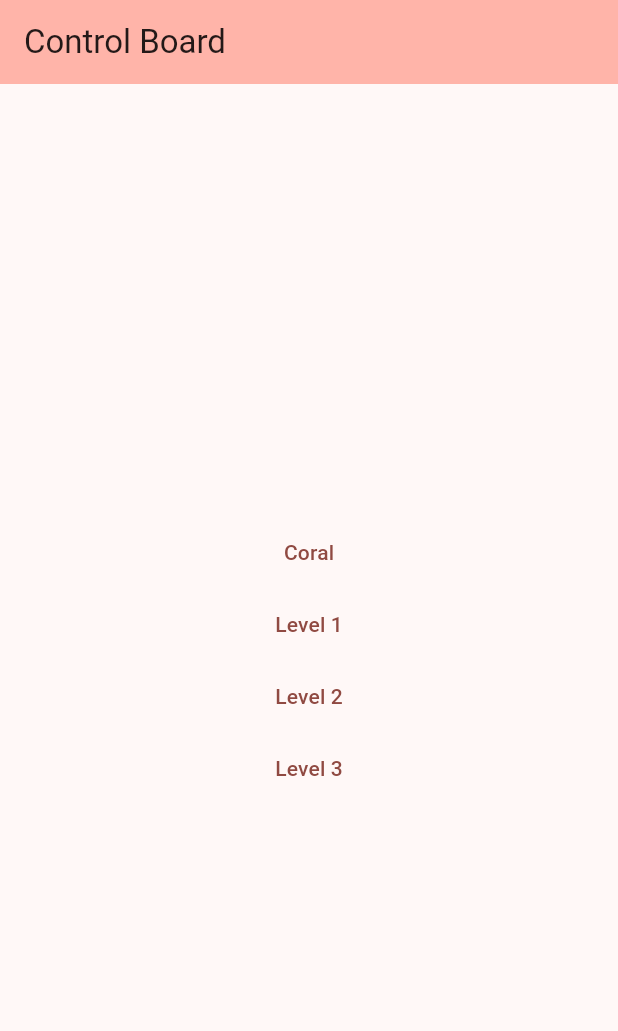
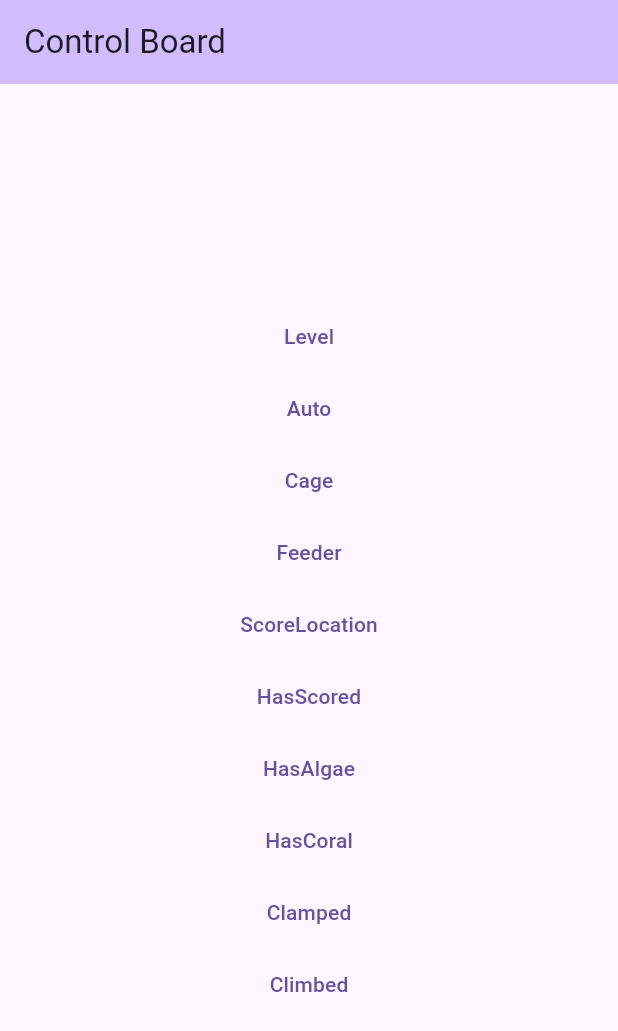
Before and after one commit to FRC-2064/Liana, a Flutter app: the screen it shows after launch, on a phone screen of 412 x 824 dp. Shown: the top 1031 px of the screen. Run offline on Flutter 3.47's test engine with Material 3 defaults, Android fonts, the phone set to English and light mode, and no system bars; missing offline and left inert: nt4.

Commit message:
updated format

```diff
--- /dev/null
+++ b/lib/layout/2025_layout.dart
@@ -0,0 +1,28 @@
+import 'package:flutter/material.dart';
+import 'package:control_board/services/nt_service.dart';
+import 'package:control_board/widgets/button_sender.dart';
+import 'package:nt4/nt4.dart';
+
+class MainLayout extends StatelessWidget {
+  final NTService client;
+  final Map<String, NT4Topic> ntTopics;
+
+  const MainLayout({super.key, required this.client, required this.ntTopics});
+
+  @override
+  Widget build(BuildContext context) {
+    return Center(
+      child: Column(
+        mainAxisAlignment: MainAxisAlignment.center,
+        children: ntTopics.entries.map((entry) {
+          return ButtonSender(
+            ntTopic: entry.value,
+            ntService: client,
+            buttonText: entry.key,
+            val: ntTopics.keys.toList().indexOf(entry.key),
+          );
+        }).toList(),
+      ),
+    );
+  }
+}
--- a/lib/main.dart
+++ b/lib/main.dart
@@ -1,6 +1,6 @@
+import 'package:control_board/layout/2025_layout.dart';
+import 'package:flutter/material.dart';
 import 'package:control_board/services/nt_service.dart';
-import 'package:control_board/widgets/button_sender.dart';
-import 'package:flutter/material.dart';
 import 'package:nt4/nt4.dart';
 
 void main() {
@@ -10,30 +10,10 @@ void main() {
 class MyApp extends StatelessWidget {
   const MyApp({super.key});
 
-  // This widget is the root of your application.
   @override
   Widget build(BuildContext context) {
     return MaterialApp(
       title: 'Control Board',
-      theme: ThemeData(
-        // This is the theme of your application.
-        //
-        // TRY THIS: Try running your application with "flutter run". You'll see
-        // the application has a purple toolbar. Then, without quitting the app,
-        // try changing the seedColor in the colorScheme below to Colors.green
-        // and then invoke "hot reload" (save your changes or press the "hot
-        // reload" button in a Flutter-supported IDE, or press "r" if you used
-        // the command line to start the app).
-        //
-        // Notice that the counter didn't reset back to zero; the application
-        // state is not lost during the reload. To reset the state, use hot
-        // restart instead.
-        //
-        // This works for code too, not just values: Most code changes can be
-        // tested with just a hot reload.
-        colorScheme: ColorScheme.fromSeed(seedColor: Colors.red),
-        useMaterial3: true,
-      ),
       home: const MyHomePage(title: 'Control Board'),
     );
   }
@@ -41,16 +21,6 @@ class MyApp extends StatelessWidget {
 
 class MyHomePage extends StatefulWidget {
   const MyHomePage({super.key, required this.title});
-
-  // This widget is the home page of your application. It is stateful, meaning
-  // that it has a State object (defined below) that contains fields that affect
-  // how it looks.
-
-  // This class is the configuration for the state. It holds the values (in this
-  // case the title) provided by the parent (in this case the App widget) and
-  // used by the build method of the State. Fields in a Widget subclass are
-  // always marked "final".
-
   final String title;
 
   @override
@@ -58,72 +28,35 @@ class MyHomePage extends StatefulWidget {
 }
 
 class _MyHomePageState extends State<MyHomePage> {
-  NTService client = NTService('10.0.0.213');
+  final NTService client = NTService.getInstance('10.20.64.2');
+  late Map<String, NT4Topic> ntTopics;
+
+  @override
+  void initState() {
+    super.initState();
+    ntTopics = {
+      'Level': client.createNTValue("Dashboard/ControlBoard/Reef/Level", NT4TypeStr.typeInt),
+      'Auto': client.createNTValue("Dashboard/ControlBoard/Robot/SelectedAuto", NT4TypeStr.typeStr),
+      'Cage': client.createNTValue("Dashboard/ControlBoard/Barge/Cage", NT4TypeStr.typeStr),
+      'Feeder': client.createNTValue("Dashboard/ControlBoard/Feeder", NT4TypeStr.typeStr),
+      'ScoreLocation': client.createNTValue("Dashboard/ControlBoard/ScoreLocation", NT4TypeStr.typeStr),
+      'HasScored': client.createNTValue('Dashboard/ControlBoard/RobotHasScored', NT4TypeStr.typeBool),
+      'HasAlgae': client.createNTValue('Dashboard/ControlBoard/Robot/HasAlgae', NT4TypeStr.typeBool),
+      'HasCoral': client.createNTValue('Dashboard/ControlBoard/Robot/HasCoral', NT4TypeStr.typeBool),
+      'Clamped': client.createNTValue('Dashboard/ControlBoard/Robot/Clamped', NT4TypeStr.typeBool),
+      'Climbed': client.createNTValue('Dashboard/ControlBoard/Robot/IsClimbed', NT4TypeStr.typeBool)
+    };
+
+  }
 
   @override
   Widget build(BuildContext context) {
-    // This method is rerun every time setState is called, for instance as done
-    // by the _incrementCounter method above.
-    //
-    // The Flutter framework has been optimized to make rerunning build methods
-    // fast, so that you can just rebuild anything that needs updating rather
-    // than having to individually change instances of widgets.
     return Scaffold(
       appBar: AppBar(
-        // TRY THIS: Try changing the color here to a specific color (to
-        // Colors.amber, perhaps?) and trigger a hot reload to see the AppBar
-        // change color while the other colors stay the same.
+        title: Text(widget.title),
         backgroundColor: Theme.of(context).colorScheme.inversePrimary,
-        // Here we take the value from the MyHomePage object that was created by
-        // the App.build method, and use it to set our appbar title.
-        title: Text(widget.title),
       ),
-      body: Center(
-        // Center is a layout widget. It takes a single child and positions it
-        // in the middle of the parent.
-        child: Column(
-          // Column is also a layout widget. It takes a list of children and
-          // arranges them vertically. By default, it sizes itself to fit its
-          // children horizontally, and tries to be as tall as its parent.
-          //
-          // Column has various properties to control how it sizes itself and
-          // how it positions its children. Here we use mainAxisAlignment to
-          // center the children vertically; the main axis here is the vertical
-          // axis because Columns are vertical (the cross axis would be
-          // horizontal).
-          //
-          // TRY THIS: Invoke "debug painting" (choose the "Toggle Debug Paint"
-          // action in the IDE, or press "p" in the console), to see the
-          // wireframe for each widget.
-          mainAxisAlignment: MainAxisAlignment.center,
-          children: <Widget>[
-            ButtonSender(
-              ntTopic: client.createNTValue("Dashboard/ControlBoard/Reef/Level", NT4TypeStr.typeInt),
-              ntService: client,
-              buttonText: 'Coral',
-              val: 0,
-              ),
-              ButtonSender(
-              ntTopic: client.createNTValue("Dashboard/ControlBoard/Reef/Level", NT4TypeStr.typeInt),
-              ntService: client,
-              buttonText: 'Level 1',
-              val: 1,
-              ),
-              ButtonSender(
-              ntTopic: client.createNTValue("Dashboard/ControlBoard/Reef/Level", NT4TypeStr.typeInt),
-              ntService: client,
-              buttonText: 'Level 2',
-              val: 2,
-              ),
-              ButtonSender(
-              ntTopic: client.createNTValue("Dashboard/ControlBoard/Reef/Level", NT4TypeStr.typeInt),
-              ntService: client,
-              buttonText: 'Level 3',
-              val: 3,
-              )
-          ],
-        ),
-      ),
+      body: MainLayout(client: client, ntTopics: ntTopics),
     );
   }
 }
--- a/lib/services/nt_service.dart
+++ b/lib/services/nt_service.dart
@@ -1,28 +1,57 @@
-
+import 'dart:async';
 import 'package:nt4/nt4.dart';
 
 class NTService {
+  static NTService? _instance;
   late NT4Client client;
+  final String ip;
+  bool _isConnected = false;
+  int _retryCount = 0;
+  final int maxRetries = 10;
+  final Duration baseRetryDelay = const Duration(seconds: 2);
 
-  NTService(String ip) {
-    createCleint(ip);
+  NTService._internal(this.ip) {
+    _attemptConnection();
   }
 
-  void createCleint(String ip) {
+  static NTService getInstance(String ip) {
+    _instance ??= NTService._internal(ip);
+    return _instance!;
+  }
+
+  void _attemptConnection() {
     client = NT4Client(
-    serverBaseAddress: ip,
-    onConnect: () {
-      print('connected');
-    },
-    onDisconnect: () {
-      print('disconnected');
-    }
-  );
+      serverBaseAddress: ip,
+      onConnect: () {
+        print('Connected to $ip');
+        _isConnected = true;
+        _retryCount = 0; // Reset retries on success
+      },
+      onDisconnect: () {
+        print('Disconnected from $ip');
+        _isConnected = false;
+        _scheduleReconnect();
+      },
+    );
+  }
+
+  void _scheduleReconnect() {
+    if (_isConnected) return;
+
+    _retryCount++;
+    int delaySeconds = (baseRetryDelay.inSeconds * _retryCount).clamp(2, 30);
+    Duration retryDelay = Duration(seconds: delaySeconds);
+
+    print('Reconnecting in ${retryDelay.inSeconds} seconds...');
+    Future.delayed(retryDelay, () {
+      if (!_isConnected) {
+        _attemptConnection();
+      }
+    });
   }
 
   NT4Topic createNTValue(String ntPath, String type) {
-    NT4Topic pub = client.publishNewTopic(ntPath, type);
-    return pub;
+    return client.publishNewTopic(ntPath, type);
   }
 
   void postValue(NT4Topic topic, dynamic value) {
```
Also changed, not shown: lib/widgets/bool_reader.dart (added, +32 -0 lines).
